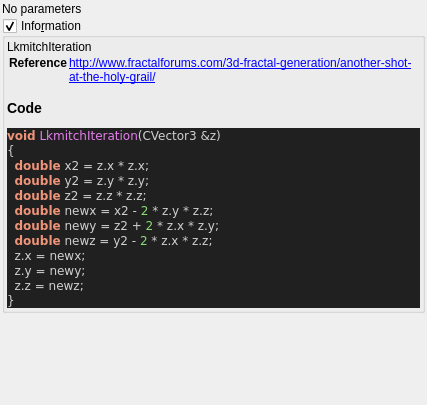
buddhi1980/mandelbulber2, file mandelbulber2/qt_data/fractal_lkmitch.ui: the form before one commit.
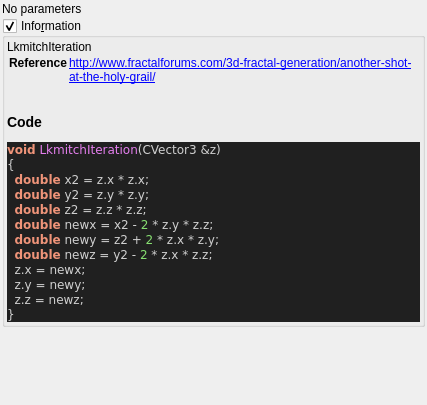
The form after the commit. Custom widgets are drawn as their Qt base class.

Commit message:
stripped code highlight output to body tag
 the surrounding part (HTML Tag and comment) contained version specific parts.
 Now only the body tag will be written to the ui file,
 so the complete output of populateUiInformation.php should be reproducable.

 Also readded broken symlinks in deploy/share/mandelbulber2

The edit to the form file:
```diff
--- a/mandelbulber2/qt_data/fractal_lkmitch.ui
+++ b/mandelbulber2/qt_data/fractal_lkmitch.ui
@@ -64,17 +64,12 @@
        <widget class="QLabel" name="label_code_content">
         <property name="text">
          <string>&lt;p&gt;LkmitchIteration&lt;/p&gt;&lt;table&gt;
-&lt;tr&gt;&lt;th&gt;Reference&lt;/th&gt;&lt;td&gt;&lt;a href=&quot;http://www.fractalforums.com/3d-fractal-generation/another-shot-at-the-holy-grail/&quot;&gt;http://www.fractalforums.com/3d-fractal-generation/another-shot-at-the-holy-grail/&lt;/a&gt;&lt;/td&gt;&lt;/tr&gt;
+&lt;tr&gt;&lt;th&gt;Reference&lt;/th&gt;&lt;td&gt;&lt;a href=&quot;http://www.fractalforums.com/3d-fractal-generation/another-shot-at-the-holy-grail/&quot;&gt;http://www.fractalforums.com/3d-fractal-generation/another-shot-at-the-holy-grail/&lt;br&gt;
+&lt;/td&gt;&lt;/tr&gt;
 &lt;/table&gt;
 &lt;h3&gt;Code&lt;/h3&gt;
-&lt;!DOCTYPE HTML PUBLIC &quot;-//W3C//DTD HTML 4.0 Transitional//EN&quot;&gt;
-&lt;html&gt;
-&lt;head&gt;
-&lt;meta http-equiv=&quot;content-type&quot; content=&quot;text/html; charset=ISO-8859-1&quot;&gt;
-&lt;title&gt;Source file&lt;/title&gt;
-&lt;/head&gt;
 &lt;body style=&quot;background-color:#202020&quot;&gt;
-&lt;pre style=&quot;color:#d0d0d0; background-color:#202020;  font-family:'Courier New';&quot;&gt;&lt;span style=&quot;color:#f09479; font-weight:bold&quot;&gt;void&lt;/span&gt; &lt;span style=&quot;color:#e47eed&quot;&gt;LkmitchIteration&lt;/span&gt;&lt;span style=&quot;color:#d0d0d0&quot;&gt;(&lt;/span&gt;CVector3 &lt;span style=&quot;color:#d0d0d0&quot;&gt;&amp;amp;&lt;/span&gt;z&lt;span style=&quot;color:#d0d0d0&quot;&gt;)&lt;/span&gt;
+&lt;pre style=&quot;color:#d0d0d0; background-color:#202020;  font-family:'Courier New',monospace;&quot;&gt;&lt;span style=&quot;color:#f09479; font-weight:bold&quot;&gt;void&lt;/span&gt; &lt;span style=&quot;color:#e47eed&quot;&gt;LkmitchIteration&lt;/span&gt;&lt;span style=&quot;color:#d0d0d0&quot;&gt;(&lt;/span&gt;CVector3 &lt;span style=&quot;color:#d0d0d0&quot;&gt;&amp;amp;&lt;/span&gt;z&lt;span style=&quot;color:#d0d0d0&quot;&gt;)&lt;/span&gt;
 &lt;span style=&quot;color:#d0d0d0&quot;&gt;{&lt;/span&gt;
   &lt;span style=&quot;color:#f09479; font-weight:bold&quot;&gt;double&lt;/span&gt; x2 &lt;span style=&quot;color:#d0d0d0&quot;&gt;=&lt;/span&gt; z&lt;span style=&quot;color:#d0d0d0&quot;&gt;.&lt;/span&gt;x &lt;span style=&quot;color:#d0d0d0&quot;&gt;*&lt;/span&gt; z&lt;span style=&quot;color:#d0d0d0&quot;&gt;.&lt;/span&gt;x&lt;span style=&quot;color:#d0d0d0&quot;&gt;;&lt;/span&gt;
   &lt;span style=&quot;color:#f09479; font-weight:bold&quot;&gt;double&lt;/span&gt; y2 &lt;span style=&quot;color:#d0d0d0&quot;&gt;=&lt;/span&gt; z&lt;span style=&quot;color:#d0d0d0&quot;&gt;.&lt;/span&gt;y &lt;span style=&quot;color:#d0d0d0&quot;&gt;*&lt;/span&gt; z&lt;span style=&quot;color:#d0d0d0&quot;&gt;.&lt;/span&gt;y&lt;span style=&quot;color:#d0d0d0&quot;&gt;;&lt;/span&gt;
@@ -87,10 +82,7 @@
   z&lt;span style=&quot;color:#d0d0d0&quot;&gt;.&lt;/span&gt;z &lt;span style=&quot;color:#d0d0d0&quot;&gt;=&lt;/span&gt; newz&lt;span style=&quot;color:#d0d0d0&quot;&gt;;&lt;/span&gt;
 &lt;span style=&quot;color:#d0d0d0&quot;&gt;}&lt;/span&gt;
 &lt;/pre&gt;
-&lt;/body&gt;
-&lt;/html&gt;
-&lt;!--HTML generated by highlight 3.9, http://www.andre-simon.de/--&gt;
-</string>
+&lt;/body&gt;</string>
         </property>
         <property name="wordWrap">
          <bool>true</bool>
```
The commit also changes 109 other files.
